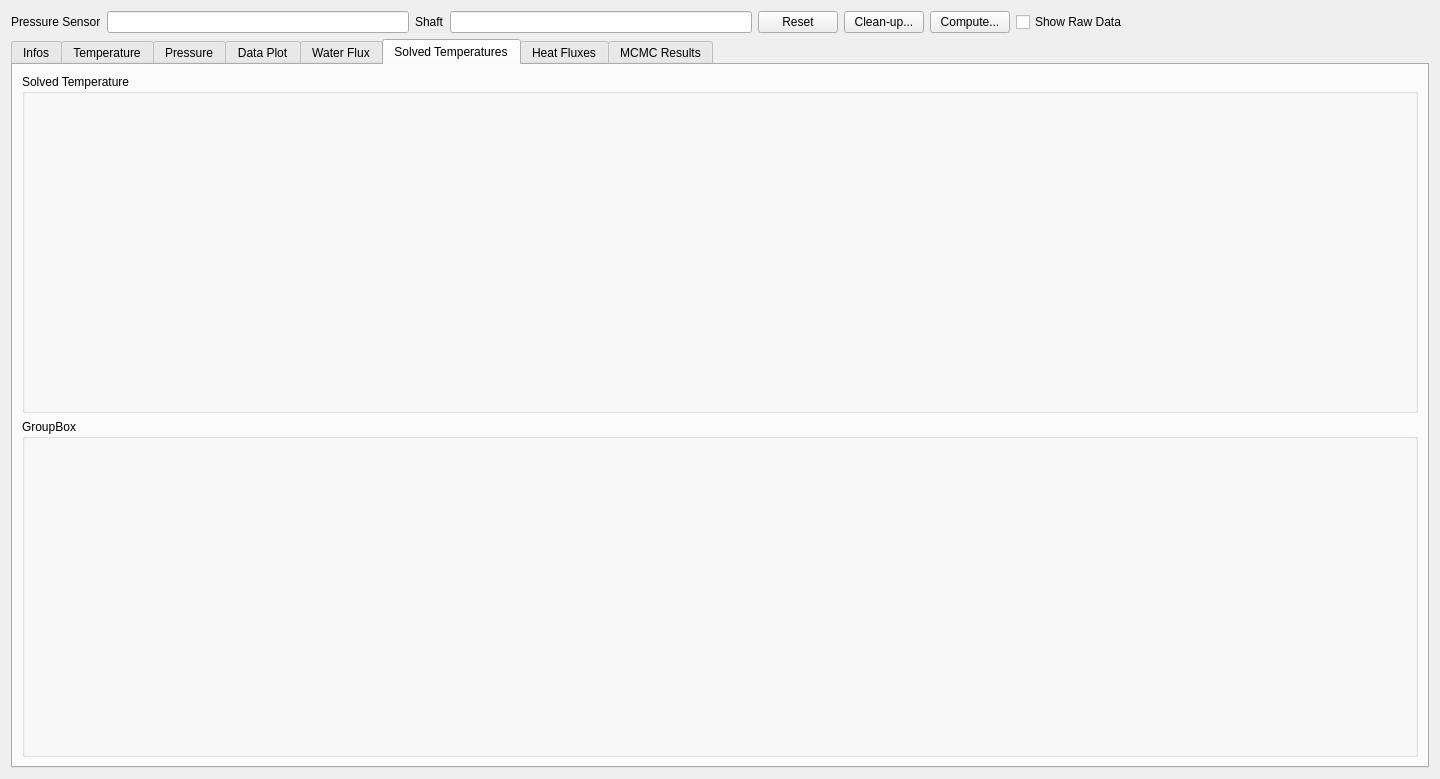
The window that molonaviz/widgetpoint.ui (SandraClodion/projet_molonaviz) describes before a commit, drawn with Qt 5.
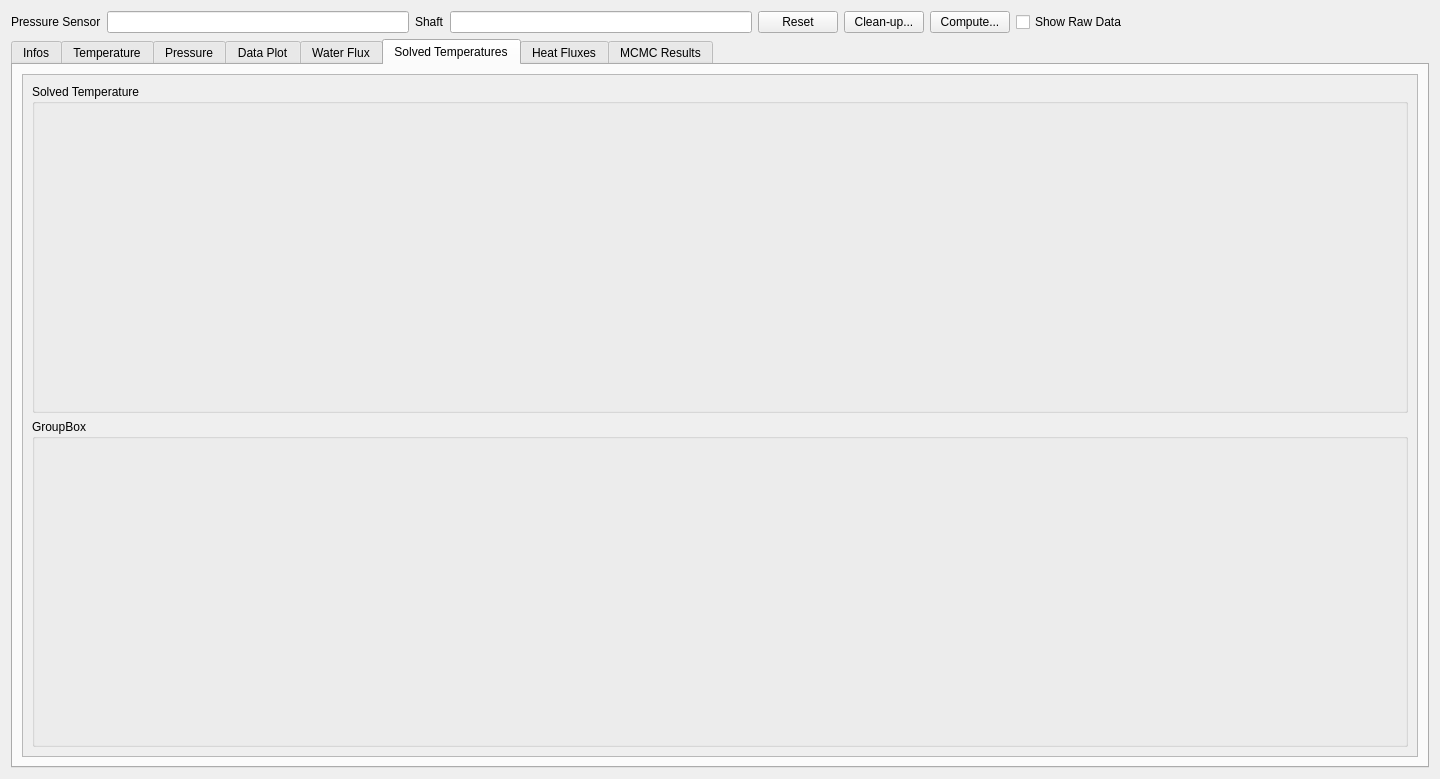
The same window after the commit. The open tabs and pages were chosen to show the change.

Commit message: ON PEUT SCROLLER

```diff
--- a/molonaviz/widgetpoint.ui
+++ b/molonaviz/widgetpoint.ui
@@ -255,7 +255,28 @@
       </attribute>
       <layout class="QVBoxLayout" name="verticalLayout_6">
        <item>
+        <widget class="QScrollArea" name="scrollArea_3">
+         <property name="widgetResizable">
+          <bool>true</bool>
+         </property>
+         <widget class="QWidget" name="scrollAreaWidgetContents_4">
+          <property name="geometry">
+           <rect>
+            <x>0</x>
+            <y>0</y>
+            <width>1368</width>
+            <height>649</height>
+           </rect>
+          </property>
+          <layout class="QVBoxLayout" name="verticalLayout_10">
+           <item>
         <widget class="QGroupBox" name="groupBoxFriseTemp">
+             <property name="sizePolicy">
+              <sizepolicy hsizetype="Preferred" vsizetype="MinimumExpanding">
+               <horstretch>0</horstretch>
+               <verstretch>0</verstretch>
+              </sizepolicy>
+             </property>
          <property name="title">
           <string>Solved Temperature</string>
          </property>
@@ -263,6 +284,12 @@
        </item>
        <item>
         <widget class="QGroupBox" name="groupBoxTempMCMC">
+             <property name="sizePolicy">
+              <sizepolicy hsizetype="Preferred" vsizetype="MinimumExpanding">
+               <horstretch>0</horstretch>
+               <verstretch>0</verstretch>
+              </sizepolicy>
+             </property>
          <property name="title">
           <string>GroupBox</string>
          </property>
@@ -270,6 +297,10 @@
        </item>
       </layout>
      </widget>
+        </widget>
+       </item>
+      </layout>
+     </widget>
      <widget class="QWidget" name="tabHeat">
       <attribute name="title">
        <string>Heat Fluxes</string>
```
Left out of the diff: 104 changed lines with no effect on the pictures. Lines whose indentation alone changed are shown as unchanged.
